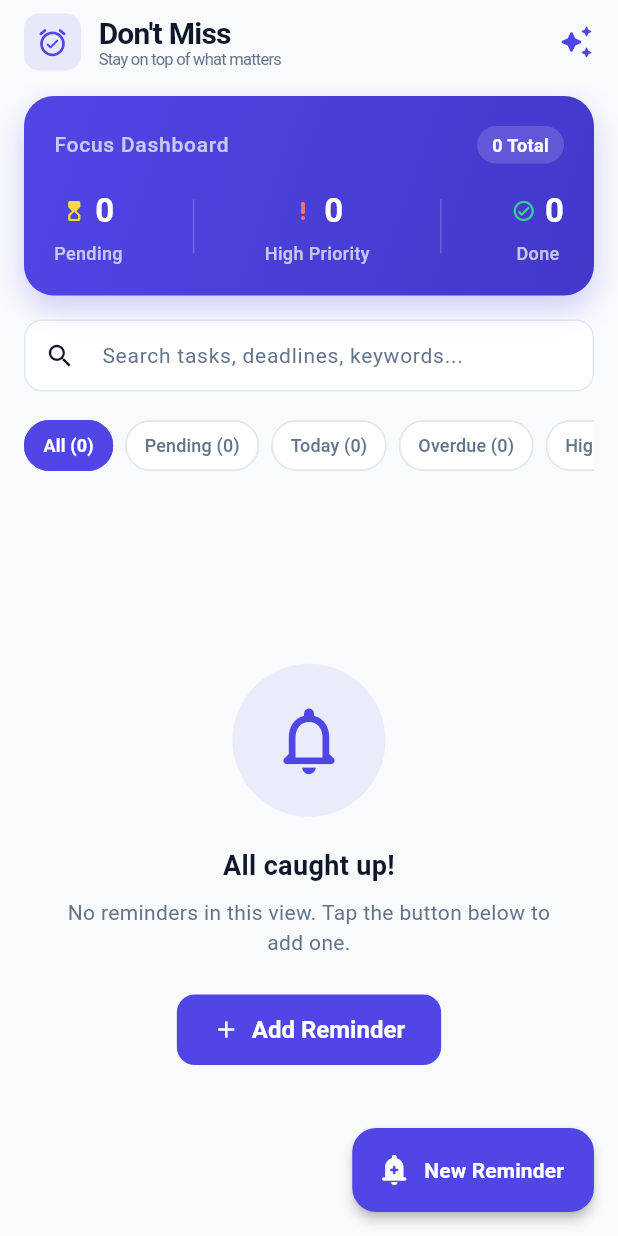
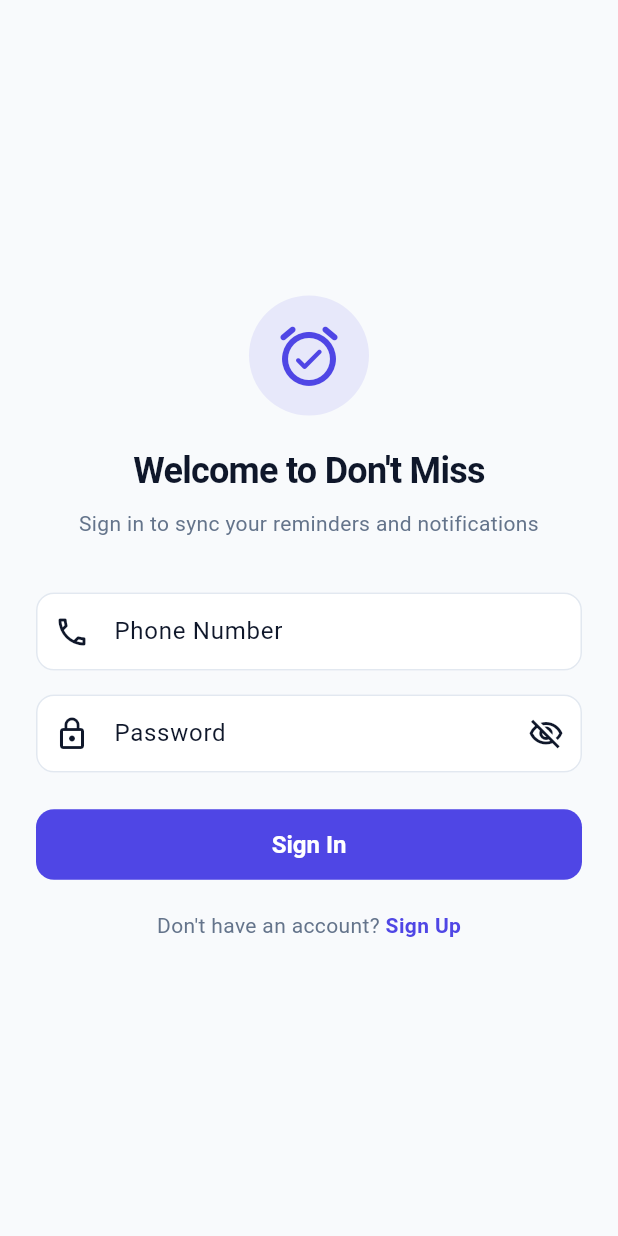
Before and after one commit to sarveshm555/Don-t-Miss-App, a Flutter app: the screen it shows after launch, on a phone screen of 412 x 824 dp. Run offline on Flutter 3.47's test engine with Material 3 defaults, Android fonts, the phone set to English and light mode, and no system bars; our stand-ins replace flutter_local_notifications, flutter_timezone, shared_preferences, timezone; missing offline and left inert: dart:html; accounts and stored records are empty.

Commit message:
feat(auth): implement authentication gate, sign-in, sign-up screens, and sign-out

```diff
--- a/lib/main.dart
+++ b/lib/main.dart
@@ -3,10 +3,8 @@ import 'package:provider/provider.dart';
 import 'core/constants/app_theme.dart';
 import 'providers/auth_provider.dart';
 import 'providers/task_provider.dart';
-import 'screens/home_screen.dart';
-import 'services/ai_agent_api_service.dart';
-import 'services/ai_reminder_service.dart';
 import 'services/notification_service.dart';
+import 'widgets/auth_gate.dart';
 
 void main() async {
   // Ensure Flutter engine bindings are initialized prior to plugins
@@ -40,11 +38,7 @@ class DontMissApp extends StatelessWidget {
         theme: AppTheme.lightTheme,
         darkTheme: AppTheme.darkTheme,
         themeMode: ThemeMode.system,
-        home: const HomeScreen(
-          aiService: StrandsAgentApiService(
-            fallbackService: LocalAiReminderService(),
-          ),
-        ),
+        home: const AuthGate(),
       ),
     );
   }
--- /dev/null
+++ b/lib/screens/sign_in_screen.dart
@@ -0,0 +1,246 @@
+import 'package:flutter/material.dart';
+import 'package:provider/provider.dart';
+import '../core/constants/app_colors.dart';
+import '../providers/auth_provider.dart';
+import 'sign_up_screen.dart';
+
+/// Screen allowing existing users to authenticate with their phone number and password.
+class SignInScreen extends StatefulWidget {
+  const SignInScreen({super.key});
+
+  @override
+  State<SignInScreen> createState() => _SignInScreenState();
+}
+
+class _SignInScreenState extends State<SignInScreen> {
+  final _formKey = GlobalKey<FormState>();
+  final _phoneController = TextEditingController();
+  final _passwordController = TextEditingController();
+
+  bool _obscurePassword = true;
+  bool _isSubmitting = false;
+
+  @override
+  void dispose() {
+    _phoneController.dispose();
+    _passwordController.dispose();
+    super.dispose();
+  }
+
+  String _formatErrorMessage(String? raw) {
+    if (raw == null || raw.trim().isEmpty) {
+      return 'Sign in failed. Please check your credentials and try again.';
+    }
+    var msg = raw.trim();
+    if (msg.startsWith('Exception: ')) {
+      msg = msg.substring('Exception: '.length).trim();
+    }
+    return msg.isNotEmpty ? msg : 'Sign in failed. Please try again.';
+  }
+
+  Future<void> _handleSignIn() async {
+    if (!_formKey.currentState!.validate()) {
+      return;
+    }
+
+    // Dismiss keyboard
+    FocusScope.of(context).unfocus();
+
+    setState(() => _isSubmitting = true);
+
+    final auth = context.read<AuthProvider>();
+    final success = await auth.signIn(
+      phoneNumber: _phoneController.text.trim(),
+      password: _passwordController.text,
+    );
+
+    if (!mounted) return;
+    setState(() => _isSubmitting = false);
+
+    if (!success) {
+      final message = _formatErrorMessage(auth.errorMessage);
+      ScaffoldMessenger.of(context).showSnackBar(
+        SnackBar(
+          content: Text(message),
+          backgroundColor: AppColors.error,
+          behavior: SnackBarBehavior.floating,
+        ),
+      );
+    }
+  }
+
+  void _navigateToSignUp() {
+    Navigator.of(context).push(
+      MaterialPageRoute(
+        builder: (_) => const SignUpScreen(),
+      ),
+    );
+  }
+
+  @override
+  Widget build(BuildContext context) {
+    final auth = context.watch<AuthProvider>();
+    final isLoading = _isSubmitting || auth.isLoading;
+
+    return Scaffold(
+      body: SafeArea(
+        child: Center(
+          child: SingleChildScrollView(
+            padding: const EdgeInsets.symmetric(horizontal: 24, vertical: 32),
+            child: Form(
+              key: _formKey,
+              child: Column(
+                mainAxisAlignment: MainAxisAlignment.center,
+                crossAxisAlignment: CrossAxisAlignment.stretch,
+                children: [
+                  // App Icon & Header
+                  Center(
+                    child: Container(
+                      padding: const EdgeInsets.all(16),
+                      decoration: BoxDecoration(
+                        color: AppColors.primary.withValues(alpha: 0.1),
+                        shape: BoxShape.circle,
+                      ),
+                      child: const Icon(
+                        Icons.alarm_on_rounded,
+                        size: 48,
+                        color: AppColors.primary,
+                      ),
+                    ),
+                  ),
+                  const SizedBox(height: 20),
+                  const Text(
+                    "Welcome to Don't Miss",
+                    textAlign: TextAlign.center,
+                    style: TextStyle(
+                      fontSize: 24,
+                      fontWeight: FontWeight.bold,
+                      color: AppColors.textPrimaryLight,
+                      letterSpacing: -0.5,
+                    ),
+                  ),
+                  const SizedBox(height: 8),
+                  const Text(
+                    'Sign in to sync your reminders and notifications',
+                    textAlign: TextAlign.center,
+                    style: TextStyle(
+                      fontSize: 14,
+                      color: AppColors.textSecondaryLight,
+                    ),
+                  ),
+                  const SizedBox(height: 36),
+
+                  // Phone Number Field
+                  TextFormField(
+                    key: const Key('sign_in_phone_field'),
+                    controller: _phoneController,
+                    keyboardType: TextInputType.phone,
+                    decoration: const InputDecoration(
+                      labelText: 'Phone Number',
+                      hintText: '+15551234567',
+                      prefixIcon: Icon(Icons.phone_outlined),
+                    ),
+                    validator: (value) {
+                      if (value == null || value.trim().isEmpty) {
+                        return 'Please enter your phone number';
+                      }
+                      final digitsOnly = value.replaceAll(RegExp(r'\D'), '');
+                      if (digitsOnly.length < 6) {
+                        return 'Please enter a valid phone number';
+                      }
+                      return null;
+                    },
+                  ),
+                  const SizedBox(height: 16),
+
+                  // Password Field
+                  TextFormField(
+                    key: const Key('sign_in_password_field'),
+                    controller: _passwordController,
+                    obscureText: _obscurePassword,
+                    decoration: InputDecoration(
+                      labelText: 'Password',
+                      prefixIcon: const Icon(Icons.lock_outline),
+                      suffixIcon: IconButton(
+                        key: const Key('sign_in_password_visibility_toggle'),
+                        icon: Icon(
+                          _obscurePassword
+                              ? Icons.visibility_off_outlined
+                              : Icons.visibility_outlined,
+                        ),
+                        onPressed: () {
+                          setState(() {
+                            _obscurePassword = !_obscurePassword;
+                          });
+                        },
+                      ),
+                    ),
+                    validator: (value) {
+                      if (value == null || value.isEmpty) {
+                        return 'Please enter your password';
+                      }
+                      if (value.length < 6) {
+                        return 'Password must be at least 6 characters';
+                      }
+                      return null;
+                    },
+                  ),
+                  const SizedBox(height: 24),
+
+                  // Sign In Button
+                  ElevatedButton(
+                    key: const Key('sign_in_submit_button'),
+                    onPressed: isLoading ? null : _handleSignIn,
+                    child: isLoading
+                        ? const SizedBox(
+                            height: 20,
+                            width: 20,
+                            child: CircularProgressIndicator(
+                              strokeWidth: 2,
+                              color: Colors.white,
+                            ),
+                          )
+                        : const Text(
+                            'Sign In',
+                            style: TextStyle(
+                              fontSize: 16,
+                              fontWeight: FontWeight.w600,
+                            ),
+                          ),
+                  ),
+                  const SizedBox(height: 20),
+
+                  // Sign Up Link
+                  Row(
+                    mainAxisAlignment: MainAxisAlignment.center,
+                    children: [
+                      const Text(
+                        "Don't have an account? ",
+                        style: TextStyle(
+                          color: AppColors.textSecondaryLight,
+                          fontSize: 14,
+                        ),
+                      ),
+                      GestureDetector(
+                        key: const Key('sign_in_to_sign_up_button'),
+                        onTap: isLoading ? null : _navigateToSignUp,
+                        child: const Text(
+                          'Sign Up',
+                          style: TextStyle(
+                            color: AppColors.primary,
+                            fontWeight: FontWeight.bold,
+                            fontSize: 14,
+                          ),
+                        ),
+                      ),
+                    ],
+                  ),
+                ],
+              ),
+            ),
+          ),
+        ),
+      ),
+    );
+  }
+}
--- /dev/null
+++ b/lib/widgets/auth_gate.dart
@@ -0,0 +1,49 @@
+import 'package:flutter/material.dart';
+import 'package:provider/provider.dart';
+import '../core/constants/app_colors.dart';
+import '../providers/auth_provider.dart';
+import '../screens/home_screen.dart';
+import '../screens/sign_in_screen.dart';
+import '../services/ai_agent_api_service.dart';
+import '../services/ai_reminder_service.dart';
+
+/// Top-level authentication gate widget.
+///
+/// Observes [AuthProvider] to conditionally display:
+/// - A loading spinner while authentication status is being resolved
+/// - [HomeScreen] if the user is authenticated
+/// - [SignInScreen] if the user is unauthenticated
+class AuthGate extends StatelessWidget {
+  final AiReminderService? aiService;
+
+  const AuthGate({
+    super.key,
+    this.aiService = const StrandsAgentApiService(
+      fallbackService: LocalAiReminderService(),
+    ),
+  });
+
+  @override
+  Widget build(BuildContext context) {
+    return Consumer<AuthProvider>(
+      builder: (context, auth, _) {
+        if (auth.isLoading) {
+          return const Scaffold(
+            body: Center(
+              child: CircularProgressIndicator(
+                key: Key('auth_gate_loading_indicator'),
+                color: AppColors.primary,
+              ),
+            ),
+          );
+        }
+
+        if (auth.isAuthenticated) {
+          return HomeScreen(aiService: aiService);
+        }
+
+        return const SignInScreen();
+      },
+    );
+  }
+}
```
Also changed, not shown: lib/screens/home_screen.dart (+86 -0 lines), lib/screens/sign_up_screen.dart (added, +296 -0 lines), 1 other file.
